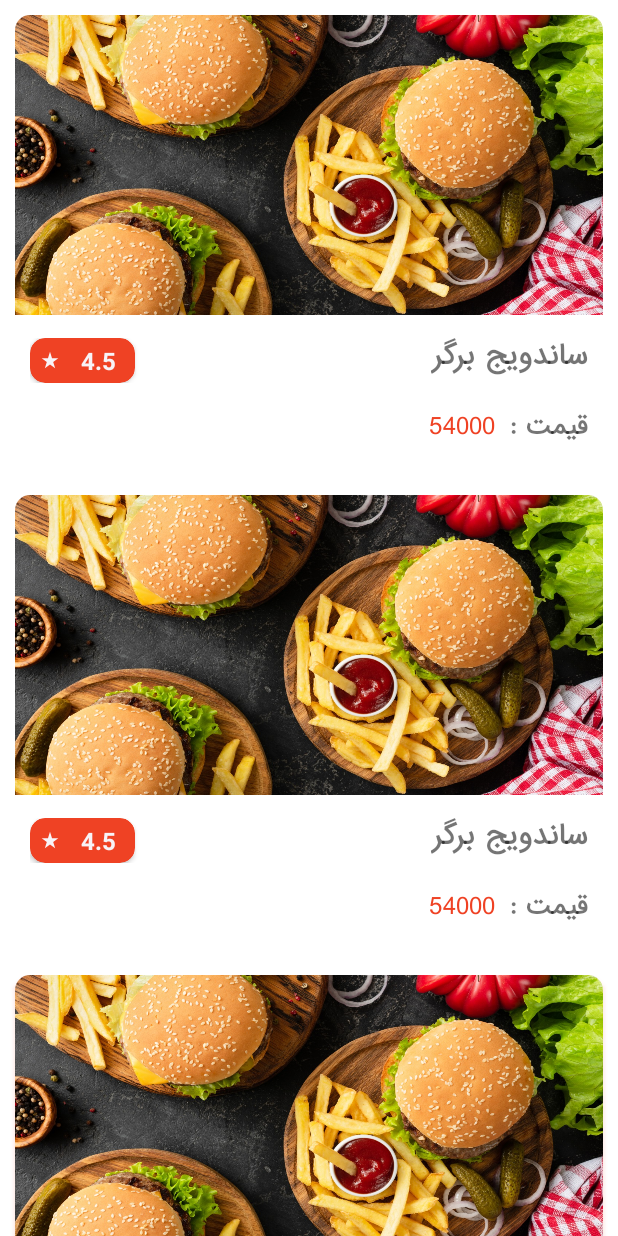
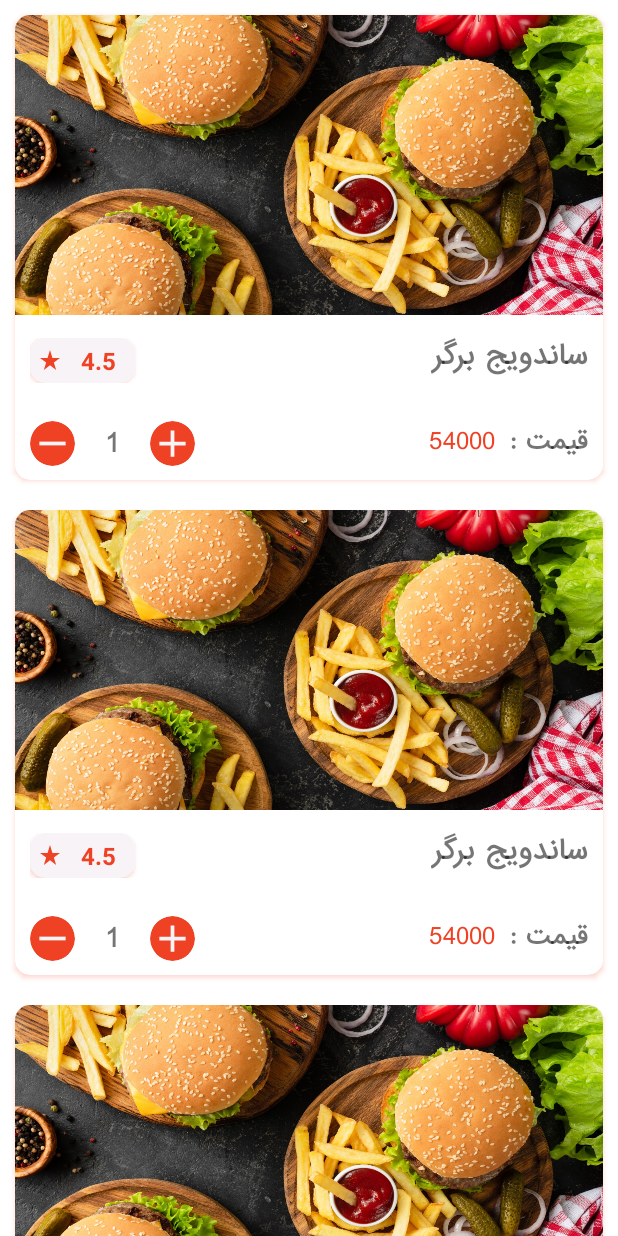
Before and after one commit to nahidab1998/food-ordring, an Android app: the layout activity_product.xml on its own in the app's theme, with its tools: preview values and no code run, on a phone screen of 412 x 824 dp. Run offline under Robolectric (Android 15) with nearby library versions, the phone set to English and light mode, and no system bars.

Commit message:
fix ui activityproduct

```diff
--- a/app/src/main/java/com/example/food_orderig/activity/mainpage/MainActivity.java
+++ b/app/src/main/java/com/example/food_orderig/activity/mainpage/MainActivity.java
@@ -29,7 +29,9 @@ public class MainActivity extends AppCompatActivity {
             @Override
             public void onClick(View v) {
 
-                Toast.makeText(MainActivity.this, "به زودی", Toast.LENGTH_SHORT).show();
+                Intent i= new Intent(MainActivity.this, ActivityProduct.class);
+                startActivity(i);
+
 
             }
         });
@@ -49,8 +51,7 @@ public class MainActivity extends AppCompatActivity {
             @Override
             public void onClick(View v) {
 
-                Intent i= new Intent(MainActivity.this, ActivityProduct.class);
-                startActivity(i);
+                Toast.makeText(MainActivity.this, "به زودی", Toast.LENGTH_SHORT).show();
 
             }
         });
--- a/app/src/main/java/com/example/food_orderig/activity/product/ActivityProduct.java
+++ b/app/src/main/java/com/example/food_orderig/activity/product/ActivityProduct.java
@@ -1,8 +1,11 @@
 package com.example.food_orderig.activity.product;
 
 import androidx.appcompat.app.AppCompatActivity;
+import androidx.constraintlayout.helper.widget.Carousel;
+import androidx.recyclerview.widget.RecyclerView;
 
 import android.os.Bundle;
+import android.widget.Adapter;
 import android.widget.Toast;
 
 import com.example.food_orderig.R;
@@ -11,11 +14,14 @@ import com.example.food_orderig.activity.product.mvp.ProductView;
 
 public class ActivityProduct extends AppCompatActivity implements ProductView {
     ProductModel presenter;
+    RecyclerView recyclerView;
 
     @Override
     protected void onCreate(Bundle savedInstanceState) {
         super.onCreate(savedInstanceState);
         setContentView(R.layout.activity_product);
+        recyclerView=findViewById(R.id.recycle);
+
         presenter = new ProductModel(this);
         presenter.getData();
 
--- /dev/null
+++ b/app/src/main/res/drawable/manfi1.xml
@@ -0,0 +1,5 @@
+<vector android:height="24dp" android:tint="#F8F3F7"
+    android:viewportHeight="24" android:viewportWidth="24"
+    android:width="24dp" xmlns:android="http://schemas.android.com/apk/res/android">
+    <path android:fillColor="@android:color/white" android:pathData="M19,13H5v-2h14v2z"/>
+</vector>
--- /dev/null
+++ b/app/src/main/res/drawable/pluse.xml
@@ -0,0 +1,5 @@
+<vector android:height="24dp" android:tint="#F8F3F7"
+    android:viewportHeight="24" android:viewportWidth="24"
+    android:width="24dp" xmlns:android="http://schemas.android.com/apk/res/android">
+    <path android:fillColor="@android:color/white" android:pathData="M19,13h-6v6h-2v-6H5v-2h6V5h2v6h6v2z"/>
+</vector>
--- a/app/src/main/res/drawable/star_rate.xml
+++ b/app/src/main/res/drawable/star_rate.xml
@@ -1,4 +1,4 @@
-<vector android:height="24dp" android:tint="#F8F3F7"
+<vector android:height="24dp" android:tint="#EF4224"
     android:viewportHeight="24" android:viewportWidth="24"
     android:width="24dp" xmlns:android="http://schemas.android.com/apk/res/android">
     <path android:fillColor="@android:color/white" android:pathData="M14.43,10l-2.43,-8l-2.43,8l-7.57,0l6.18,4.41l-2.35,7.59l6.17,-4.69l6.18,4.69l-2.35,-7.59l6.17,-4.41z"/>
--- a/app/src/main/res/layout/activity_product.xml
+++ b/app/src/main/res/layout/activity_product.xml
@@ -8,6 +8,7 @@
     tools:context=".activity.product.ActivityProduct">
 
     <androidx.recyclerview.widget.RecyclerView
+        android:id="@+id/recycle"
         android:layout_width="match_parent"
         android:layout_height="wrap_content"
         app:layoutManager="androidx.recyclerview.widget.LinearLayoutManager"
--- a/app/src/main/res/layout/list_product.xml
+++ b/app/src/main/res/layout/list_product.xml
@@ -6,7 +6,7 @@
 
     <androidx.cardview.widget.CardView
         android:layout_width="match_parent"
-        android:layout_height="300dp"
+        android:layout_height="310dp"
         android:layout_margin="10dp"
         app:cardCornerRadius="10dp"
         android:elevation="6dp"
@@ -69,8 +69,10 @@
                         android:layout_width="70dp"
                         android:layout_height="30dp"
                         app:cardCornerRadius="10dp"
+                        android:elevation="6dp"
                         android:layout_gravity="center"
-                        app:cardBackgroundColor="@color/red">
+                        android:outlineSpotShadowColor="@color/red"
+                        app:cardBackgroundColor="@color/text">
 
                         <LinearLayout
                             android:layout_width="match_parent"
@@ -91,7 +93,7 @@
                                 android:layout_height="wrap_content"
                                 android:text="4.5"
                                 android:paddingRight="5dp"
-                                android:textColor="@color/text"
+                                android:textColor="@color/red"
                                 android:textStyle="bold"
                                 android:textSize="16dp"
                                 />
@@ -108,7 +110,7 @@
                                 android:layout_height="20dp"
                                 android:src="@drawable/star_rate"
                                 android:layout_gravity="center"
-                                android:padding="3dp"/>
+                                android:padding="2dp"/>
 
                             </LinearLayout>
 
@@ -124,7 +126,7 @@
                 android:layout_width="match_parent"
                 android:layout_height="wrap_content"
                 android:orientation="horizontal"
-                android:layout_marginTop="10dp"
+                android:layout_marginTop="20dp"
                 android:paddingHorizontal="10dp">
                 <LinearLayout
                     android:layout_width="wrap_content"
@@ -144,7 +146,6 @@
                 <LinearLayout
                     android:layout_width="wrap_content"
                     android:layout_height="wrap_content"
-                    android:layout_weight="1"
                     android:paddingHorizontal="10dp">
 
                     <TextView
@@ -158,6 +159,64 @@
 
 
                 </LinearLayout>
+                <LinearLayout
+                    android:layout_width="wrap_content"
+                    android:layout_height="match_parent"
+                    android:layout_weight="10"
+                    android:orientation="horizontal"
+                    android:gravity="left">
+
+                    <androidx.cardview.widget.CardView
+                        android:layout_width="30dp"
+                        android:layout_height="30dp"
+                        app:cardBackgroundColor="@color/red"
+                        android:layout_marginStart="10dp"
+                        app:cardCornerRadius="15dp"
+                        app:cardElevation="0dp"
+                        app:layout_constraintStart_toStartOf="parent"
+                        app:layout_constraintTop_toTopOf="parent">
+
+                        <ImageView
+                            android:layout_width="match_parent"
+                            android:layout_height="match_parent"
+                            android:gravity="center"
+                            android:src="@drawable/pluse"
+                            />
+                    </androidx.cardview.widget.CardView>
+
+                    <TextView
+                        android:id="@+id/number_product"
+                        android:layout_width="50dp"
+                        android:layout_height="wrap_content"
+                        android:text="1"
+                        android:textStyle="bold"
+                        android:fontFamily="@font/iran_sans"
+                        android:textSize="18dp"
+                        android:gravity="center"
+                        android:layout_gravity="center_vertical"/>
+
+                    <androidx.cardview.widget.CardView
+                        android:layout_width="30dp"
+                        android:layout_height="30dp"
+                        app:cardBackgroundColor="@color/red"
+                        app:cardCornerRadius="15dp"
+                        app:cardElevation="0dp"
+                        app:layout_constraintStart_toStartOf="parent"
+                        app:layout_constraintTop_toTopOf="parent">
+
+                        <ImageView
+                            android:layout_width="match_parent"
+                            android:layout_height="match_parent"
+                            android:gravity="center"
+                            android:src="@drawable/manfi1"
+                            />
+
+
+                    </androidx.cardview.widget.CardView>
+
+
+
+                </LinearLayout>
 
 
 
--- a/app/src/main/res/layout/toolbare.xml
+++ b/app/src/main/res/layout/toolbare.xml
@@ -22,16 +22,18 @@
                 android:layout_width="wrap_content"
                 android:layout_height="match_parent"
                 android:orientation="vertical"
+                android:layout_gravity="center"
                 android:layout_weight="1">
 
                 <TextView
                     android:layout_width="wrap_content"
                     android:layout_height="match_parent"
                     android:text="داشبورد"
+                    android:textStyle="bold"
                     android:textSize="14dp"
                     android:textColor="@color/text"
                     android:fontFamily="@font/iran_sans"
-                    android:gravity="center_vertical"
+                    android:gravity="center"
                     android:paddingRight="10dp"/>
 
 
@@ -41,6 +43,7 @@
                 android:layout_width="wrap_content"
                 android:layout_height="match_parent"
                 android:orientation="vertical"
+                android:layout_gravity="center"
                 android:layout_weight="1">
 
                 <TextView
--- /dev/null
+++ b/app/src/main/res/layout/toolbare_product.xml
@@ -0,0 +1,22 @@
+<?xml version="1.0" encoding="utf-8"?>
+<LinearLayout xmlns:android="http://schemas.android.com/apk/res/android"
+    android:layout_width="match_parent"
+    android:layout_height="match_parent"
+    xmlns:app="http://schemas.android.com/apk/res-auto"
+    android:orientation="horizontal">
+
+    <androidx.cardview.widget.CardView
+        android:layout_width="match_parent"
+        android:layout_height="?attr/actionBarSize"
+        android:padding="6dp"
+        android:elevation="6dp"
+        app:cardBackgroundColor="@color/red">
+
+        <SearchView
+            android:layout_width="match_parent"
+            android:layout_height="match_parent"
+            />
+
+    </androidx.cardview.widget.CardView>
+
+</LinearLayout>
```
